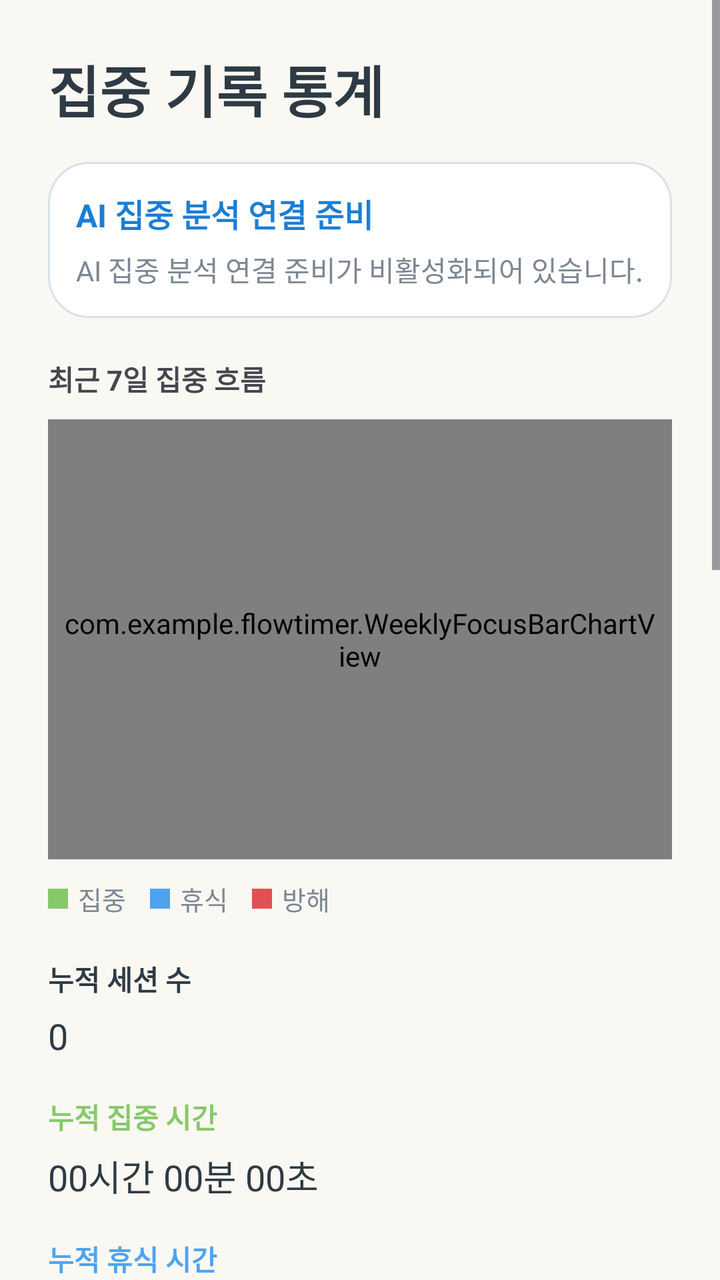
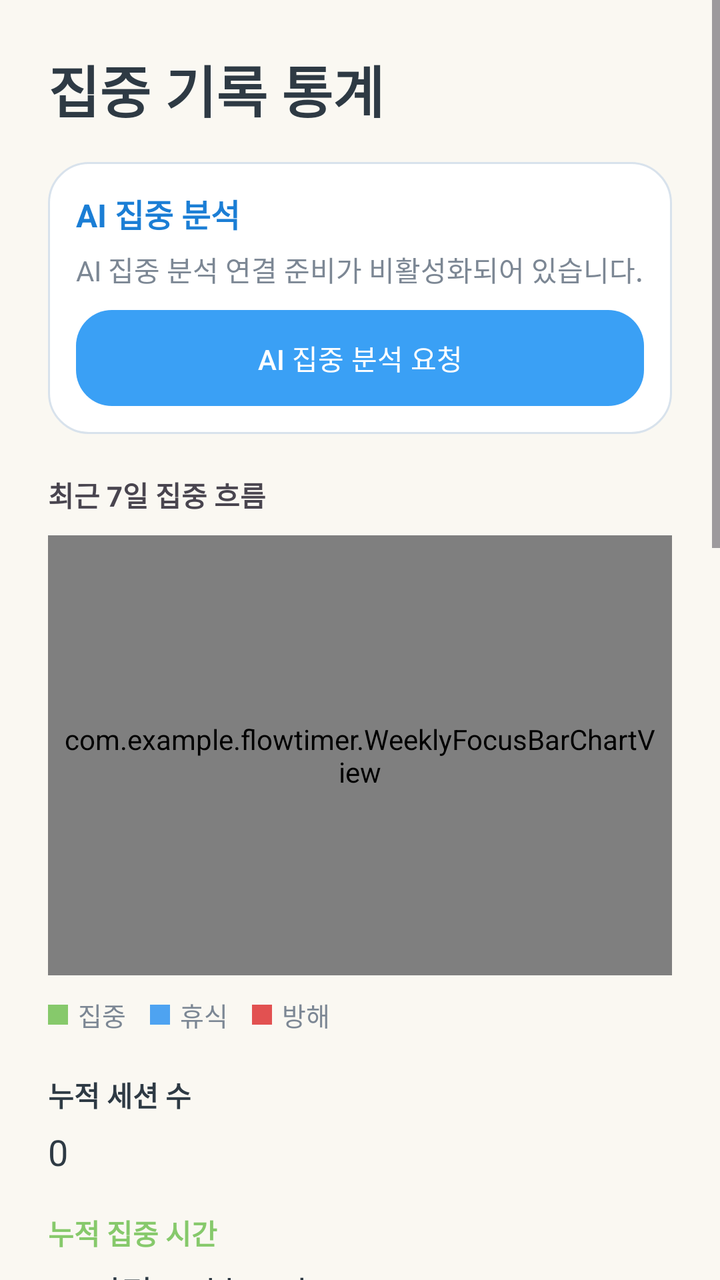

Two renders of the same Android screen: before a commit and after it. Below are the layout's source before the change and the commit's diff.
<!-- AndroidManifest.xml: application theme Theme.FlowTimer -->
<!-- res/layout/activity_focus_stats.xml -->
<?xml version="1.0" encoding="utf-8"?>
<ScrollView xmlns:android="http://schemas.android.com/apk/res/android" android:layout_width="match_parent" android:layout_height="match_parent" android:background="@color/flow_ivory">
    <LinearLayout android:layout_width="match_parent" android:layout_height="wrap_content" android:orientation="vertical" android:padding="24dp">
        <TextView android:layout_width="wrap_content" android:layout_height="wrap_content" android:text="집중 기록 통계" android:textColor="@color/flow_text_primary" android:textSize="28sp" android:textStyle="bold"/>
        <LinearLayout android:layout_width="match_parent" android:layout_height="wrap_content" android:layout_marginTop="16dp" android:background="@drawable/bg_card" android:orientation="vertical" android:padding="14dp">
            <TextView android:layout_width="wrap_content" android:layout_height="wrap_content" android:text="AI 집중 분석 연결 준비" android:textColor="@color/flow_sky_dark" android:textSize="16sp" android:textStyle="bold"/>
            <TextView android:id="@+id/tvAiConnectionStatus" android:layout_width="match_parent" android:layout_height="wrap_content" android:layout_marginTop="6dp" android:text="AI 집중 분석 연결 준비가 비활성화되어 있습니다." android:textColor="@color/flow_text_hint" android:textSize="14sp"/>
        </LinearLayout>
        <TextView android:layout_width="wrap_content" android:layout_height="wrap_content" android:layout_marginTop="20dp" android:text="최근 7일 집중 흐름" android:textStyle="bold"/>
        <com.example.flowtimer.WeeklyFocusBarChartView android:id="@+id/chartRecentSevenDays" android:layout_width="match_parent" android:layout_height="220dp" android:layout_marginTop="10dp" android:background="@drawable/bg_card" android:padding="8dp"/>
        <LinearLayout android:layout_width="match_parent" android:layout_height="wrap_content" android:layout_marginTop="10dp" android:gravity="center_vertical" android:orientation="horizontal">
            <View android:layout_width="10dp" android:layout_height="10dp" android:background="@color/flow_button_focus"/>
            <TextView android:layout_width="wrap_content" android:layout_height="wrap_content" android:layout_marginStart="5dp" android:text="집중" android:textColor="@color/flow_text_hint" android:textSize="13sp"/>
            <View android:layout_width="10dp" android:layout_height="10dp" android:layout_marginStart="12dp" android:background="@color/flow_button_stats"/>
            <TextView android:layout_width="wrap_content" android:layout_height="wrap_content" android:layout_marginStart="5dp" android:text="휴식" android:textColor="@color/flow_text_hint" android:textSize="13sp"/>
            <View android:layout_width="10dp" android:layout_height="10dp" android:layout_marginStart="12dp" android:background="@color/flow_button_danger"/>
            <TextView android:layout_width="wrap_content" android:layout_height="wrap_content" android:layout_marginStart="5dp" android:text="방해" android:textColor="@color/flow_text_hint" android:textSize="13sp"/>
        </LinearLayout>
        <TextView android:layout_width="wrap_content" android:layout_height="wrap_content" android:layout_marginTop="20dp" android:text="누적 세션 수" android:textColor="@color/flow_text_primary" android:textStyle="bold"/>
        <TextView android:id="@+id/tvTotalSession" android:layout_width="wrap_content" android:layout_height="wrap_content" android:layout_marginTop="6dp" android:text="0" android:textColor="@color/flow_text_primary" android:textSize="18sp"/>
        <TextView android:layout_width="wrap_content" android:layout_height="wrap_content" android:layout_marginTop="18dp" android:text="누적 집중 시간" android:textColor="@color/flow_button_focus" android:textStyle="bold"/>
        <TextView android:id="@+id/tvTotalFocus" android:layout_width="wrap_content" android:layout_height="wrap_content" android:layout_marginTop="6dp" android:text="00시간 00분 00초" android:textColor="@color/flow_text_primary" android:textSize="18sp"/>
        <TextView android:layout_width="wrap_content" android:layout_height="wrap_content" android:layout_marginTop="18dp" android:text="누적 휴식 시간" android:textColor="@color/flow_button_stats" android:textStyle="bold"/>
        <TextView android:id="@+id/tvTotalBreak" android:layout_width="wrap_content" android:layout_height="wrap_content" android:layout_marginTop="6dp" android:text="00시간 00분 00초" android:textColor="@color/flow_text_primary" android:textSize="18sp"/>
        <TextView android:layout_width="wrap_content" android:layout_height="wrap_content" android:layout_marginTop="18dp" android:text="누적 방해 시간" android:textColor="@color/flow_button_danger" android:textStyle="bold"/>
        <TextView android:id="@+id/tvTotalDistraction" android:layout_width="wrap_content" android:layout_height="wrap_content" android:layout_marginTop="6dp" android:text="00시간 00분 00초" android:textColor="@color/flow_text_primary" android:textSize="18sp"/>
        <TextView android:layout_width="wrap_content" android:layout_height="wrap_content" android:layout_marginTop="18dp" android:text="평균 집중 점수" android:textColor="@color/flow_text_primary" android:textStyle="bold"/>
        <TextView android:id="@+id/tvAverageScore" android:layout_width="wrap_content" android:layout_height="wrap_content" android:layout_marginTop="6dp" android:text="0.0점" android:textColor="@color/flow_text_primary" android:textSize="18sp"/>
        <TextView android:layout_width="wrap_content" android:layout_height="wrap_content" android:layout_marginTop="24dp" android:text="총 통계 보기" android:textStyle="bold"/>
        <LinearLayout android:id="@+id/layoutOverallStats" android:layout_width="match_parent" android:layout_height="wrap_content" android:layout_marginTop="10dp" android:background="@drawable/bg_card" android:orientation="vertical" android:padding="8dp"/>
        <LinearLayout android:layout_width="match_parent" android:layout_height="wrap_content" android:layout_marginTop="24dp" android:gravity="center" android:orientation="horizontal">
            <Button android:id="@+id/btnPeriodDaily" android:layout_width="0dp" android:layout_height="44dp" android:layout_marginEnd="6dp" android:layout_weight="1" android:background="@drawable/bg_button_detail" android:backgroundTint="@color/flow_button_detail" android:text="일간" android:textColor="@color/white" android:textAllCaps="false"/>
            <Button android:id="@+id/btnPeriodWeekly" android:layout_width="0dp" android:layout_height="44dp" android:layout_marginHorizontal="6dp" android:layout_weight="1" android:background="@drawable/bg_button_detail" android:backgroundTint="@color/flow_button_detail" android:text="주간" android:textColor="@color/white" android:textAllCaps="false"/>
            <Button android:id="@+id/btnPeriodMonthly" android:layout_width="0dp" android:layout_height="44dp" android:layout_marginStart="6dp" android:layout_weight="1" android:background="@drawable/bg_button_detail" android:backgroundTint="@color/flow_button_detail" android:text="월간" android:textColor="@color/white" android:textAllCaps="false"/>
        </LinearLayout>
        <TextView android:id="@+id/tvPeriodTitle" android:layout_width="wrap_content" android:layout_height="wrap_content" android:layout_marginTop="18dp" android:text="날짜별 통계" android:textStyle="bold"/>
        <LinearLayout android:id="@+id/layoutDailyStats" android:layout_width="match_parent" android:layout_height="wrap_content" android:layout_marginTop="10dp" android:background="@drawable/bg_card" android:orientation="vertical" android:padding="8dp"/>
        <Button android:id="@+id/btnDailyDetail" android:layout_width="match_parent" android:layout_height="wrap_content" android:layout_marginTop="10dp" android:background="@drawable/bg_button_detail" android:backgroundTint="@color/flow_button_detail" android:text="기간별 자세히 보기" android:textColor="@color/white" android:textAllCaps="false"/>
        <TextView android:layout_width="wrap_content" android:layout_height="wrap_content" android:layout_marginTop="24dp" android:text="시간대별 통계" android:textStyle="bold"/>
        <LinearLayout android:id="@+id/layoutHourlyStats" android:layout_width="match_parent" android:layout_height="wrap_content" android:layout_marginTop="10dp" android:background="@drawable/bg_card" android:orientation="vertical" android:padding="8dp"/>
        <Button android:id="@+id/btnHourlyDetail" android:layout_width="match_parent" android:layout_height="wrap_content" android:layout_marginTop="10dp" android:background="@drawable/bg_button_detail" android:backgroundTint="@color/flow_button_detail" android:text="시간대별 자세히 보기" android:textColor="@color/white" android:textAllCaps="false"/>
        <TextView android:layout_width="wrap_content" android:layout_height="wrap_content" android:layout_marginTop="24dp" android:text="앱별 통계" android:textStyle="bold"/>
        <LinearLayout android:id="@+id/layoutAppStats" android:layout_width="match_parent" android:layout_height="wrap_content" android:layout_marginTop="10dp" android:background="@drawable/bg_card" android:orientation="vertical" android:padding="8dp"/>
        <Button android:id="@+id/btnAppDetail" android:layout_width="match_parent" android:layout_height="wrap_content" android:layout_marginTop="10dp" android:background="@drawable/bg_button_detail" android:backgroundTint="@color/flow_button_detail" android:text="앱별 자세히 보기" android:textColor="@color/white" android:textAllCaps="false"/>
        <Button android:id="@+id/btnGoMain" android:layout_width="match_parent" android:layout_height="56dp" android:layout_marginTop="24dp" android:background="@drawable/bg_button_red" android:backgroundTint="@color/flow_button_danger" android:text="메인 화면으로 이동" android:textColor="@color/white" android:textAllCaps="false"/>
    </LinearLayout>
</ScrollView>
<!-- resources referenced by this layout -->
<resources>
  <color name="flow_button_danger">#E25151</color>
  <color name="flow_button_detail">#4BB8A9</color>
  <color name="flow_button_focus">#86C96B</color>
  <color name="flow_button_stats">#4EA3F1</color>
  <color name="flow_ivory">#FAF8F2</color>
  <color name="flow_sky_dark">#1B7ED5</color>
  <color name="flow_text_hint">#7C8794</color>
  <color name="flow_text_primary">#2E3A44</color>
  <color name="white">#FFFFFFFF</color>
  <!-- drawable bg_button_detail (drawable) -->
  <?xml version="1.0" encoding="utf-8"?>
  <shape xmlns:android="http://schemas.android.com/apk/res/android" android:shape="rectangle">
      <corners android:radius="18dp" />
      <solid android:color="@color/flow_button_detail" />
  </shape>
  <!-- drawable bg_button_red (drawable) -->
  <?xml version="1.0" encoding="utf-8"?>
  <shape xmlns:android="http://schemas.android.com/apk/res/android" android:shape="rectangle">
      <corners android:radius="18dp" />
      <solid android:color="@color/flow_button_danger" />
  </shape>
  <!-- drawable bg_card (drawable) -->
  <?xml version="1.0" encoding="utf-8"?>
  <shape xmlns:android="http://schemas.android.com/apk/res/android"
      android:shape="rectangle">
      <solid android:color="@android:color/white" />
      <corners android:radius="20dp" />
      <stroke
          android:width="1dp"
          android:color="@color/flow_line" />
  </shape>
  <style name="Theme.FlowTimer" parent="Base.Theme.FlowTimer" />
  <color name="flow_line">#D8E2EC</color>
  <style name="Base.Theme.FlowTimer" parent="Theme.Material3.Light.NoActionBar">
          <item name="colorPrimary">@color/flow_sky</item>
          <item name="colorSecondary">@color/flow_sky_dark</item>
          <item name="android:statusBarColor">@color/flow_ivory</item>
          <item name="android:navigationBarColor">@color/flow_ivory</item>
          <item name="android:windowBackground">@color/flow_ivory</item>
      </style>
  <color name="flow_sky">#3AA0F5</color>
</resources>

<!-- the commit's change to res/layout/activity_focus_stats.xml (unified diff, before → after) -->
@@ -3,8 +3,18 @@
     <LinearLayout android:layout_width="match_parent" android:layout_height="wrap_content" android:orientation="vertical" android:padding="24dp">
         <TextView android:layout_width="wrap_content" android:layout_height="wrap_content" android:text="집중 기록 통계" android:textColor="@color/flow_text_primary" android:textSize="28sp" android:textStyle="bold"/>
         <LinearLayout android:layout_width="match_parent" android:layout_height="wrap_content" android:layout_marginTop="16dp" android:background="@drawable/bg_card" android:orientation="vertical" android:padding="14dp">
-            <TextView android:layout_width="wrap_content" android:layout_height="wrap_content" android:text="AI 집중 분석 연결 준비" android:textColor="@color/flow_sky_dark" android:textSize="16sp" android:textStyle="bold"/>
+            <TextView android:layout_width="wrap_content" android:layout_height="wrap_content" android:text="AI 집중 분석" android:textColor="@color/flow_sky_dark" android:textSize="16sp" android:textStyle="bold"/>
             <TextView android:id="@+id/tvAiConnectionStatus" android:layout_width="match_parent" android:layout_height="wrap_content" android:layout_marginTop="6dp" android:text="AI 집중 분석 연결 준비가 비활성화되어 있습니다." android:textColor="@color/flow_text_hint" android:textSize="14sp"/>
+            <Button android:id="@+id/btnRequestAiAnalysis" android:layout_width="match_parent" android:layout_height="wrap_content" android:layout_marginTop="10dp" android:background="@drawable/bg_button_detail" android:backgroundTint="@color/flow_sky_dark" android:text="AI 집중 분석 요청" android:textAllCaps="false" android:textColor="@color/white"/>
+            <ProgressBar android:id="@+id/progressAiAnalysis" android:layout_width="wrap_content" android:layout_height="wrap_content" android:layout_gravity="center_horizontal" android:layout_marginTop="10dp" android:visibility="gone"/>
+            <LinearLayout android:id="@+id/layoutAiAnalysisResult" android:layout_width="match_parent" android:layout_height="wrap_content" android:layout_marginTop="12dp" android:orientation="vertical" android:visibility="gone">
+                <TextView android:layout_width="wrap_content" android:layout_height="wrap_content" android:text="분석 요약" android:textColor="@color/flow_text_primary" android:textStyle="bold"/>
+                <TextView android:id="@+id/tvAiAnalysisSummary" android:layout_width="match_parent" android:layout_height="wrap_content" android:layout_marginTop="4dp" android:textColor="@color/flow_text_hint" android:textSize="14sp"/>
+                <TextView android:layout_width="wrap_content" android:layout_height="wrap_content" android:layout_marginTop="10dp" android:text="강점" android:textColor="@color/flow_text_primary" android:textStyle="bold"/>
+                <TextView android:id="@+id/tvAiAnalysisStrengths" android:layout_width="match_parent" android:layout_height="wrap_content" android:layout_marginTop="4dp" android:textColor="@color/flow_text_hint" android:textSize="14sp"/>
+                <TextView android:layout_width="wrap_content" android:layout_height="wrap_content" android:layout_marginTop="10dp" android:text="개선 사항" android:textColor="@color/flow_text_primary" android:textStyle="bold"/>
+                <TextView android:id="@+id/tvAiAnalysisImprovements" android:layout_width="match_parent" android:layout_height="wrap_content" android:layout_marginTop="4dp" android:textColor="@color/flow_text_hint" android:textSize="14sp"/>
+            </LinearLayout>
         </LinearLayout>
         <TextView android:layout_width="wrap_content" android:layout_height="wrap_content" android:layout_marginTop="20dp" android:text="최근 7일 집중 흐름" android:textStyle="bold"/>
         <com.example.flowtimer.WeeklyFocusBarChartView android:id="@+id/chartRecentSevenDays" android:layout_width="match_parent" android:layout_height="220dp" android:layout_marginTop="10dp" android:background="@drawable/bg_card" android:padding="8dp"/>
